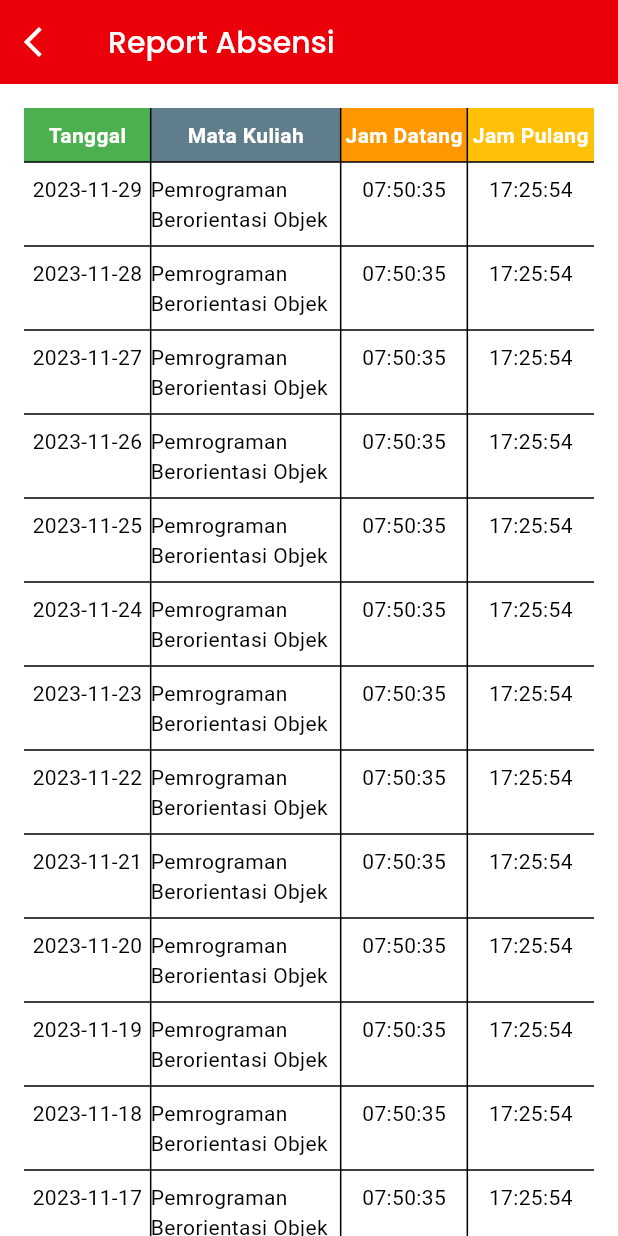
After one commit to Bahauddinnafis/attendance_app_adhimix, a Flutter app: the HomeScreen screen opened directly, after a tap on the "receipt" icon, on a phone screen of 412 x 824 dp. The commit adds this screen. Run offline on Flutter 3.47's test engine with Material 3 defaults, Android fonts, the phone set to English and light mode, and no system bars; our stand-ins replace google_fonts.

Commit message:
Slicing UI: Report Absen & Reset Password

```diff
--- /dev/null
+++ b/lib/features/detail/report_absensi.dart
@@ -0,0 +1,196 @@
+import 'package:flutter/material.dart';
+import 'package:google_fonts/google_fonts.dart';
+
+class ReportAbsensi extends StatelessWidget {
+  const ReportAbsensi({super.key});
+
+  @override
+  Widget build(BuildContext context) {
+    return Scaffold(
+      appBar: AppBar(
+        backgroundColor: Theme.of(context).colorScheme.primary,
+        title: Text(
+          'Report Absensi',
+          style: GoogleFonts.poppins(
+            textStyle: const TextStyle(
+              fontSize: 20,
+              fontWeight: FontWeight.w500,
+              color: Colors.white,
+            ),
+          ),
+        ),
+        leading: IconButton(
+          onPressed: () {
+            Navigator.pop(context);
+          },
+          icon: const Icon(
+            Icons.arrow_back_ios,
+            color: Colors.white,
+            size: 24,
+          ),
+        ),
+      ),
+      body: SingleChildScrollView(
+        scrollDirection: Axis.vertical,
+        child: Column(
+          children: [
+            // Optional
+            // Column(
+            //   children: [
+            //     Center(
+            //       child: Text(
+            //         'BAHAUDDIN NAFIS AHMAD',
+            //         style: GoogleFonts.poppins(
+            //           textStyle: const TextStyle(
+            //             fontSize: 16,
+            //             color: Colors.black,
+            //           ),
+            //         ),
+            //       ),
+            //     ),
+            //     Center(
+            //       child: Text(
+            //         '21081010308',
+            //         style: GoogleFonts.poppins(
+            //           textStyle: const TextStyle(
+            //             fontSize: 16,
+            //             color: Colors.black,
+            //           ),
+            //         ),
+            //       ),
+            //     ),
+            //   ],
+            // ),
+            Container(
+              margin: const EdgeInsets.all(16.0),
+              child: Table(
+                border: const TableBorder(
+                  horizontalInside: BorderSide(color: Colors.black, width: 1),
+                  verticalInside: BorderSide(color: Colors.black, width: 1),
+                ),
+                columnWidths: const {
+                  0: FlexColumnWidth(2),
+                  1: FlexColumnWidth(3),
+                  2: FlexColumnWidth(2),
+                  3: FlexColumnWidth(2),
+                },
+                children: [
+                  TableRow(
+                    decoration: BoxDecoration(
+                      color: Colors.grey[300],
+                    ),
+                    children: [
+                      TableCell(
+                        child: Container(
+                          padding: const EdgeInsets.symmetric(vertical: 8.0),
+                          color: Colors.green,
+                          child: const Center(
+                            child: Text(
+                              'Tanggal',
+                              style: TextStyle(
+                                color: Colors.white,
+                                fontWeight: FontWeight.bold,
+                              ),
+                            ),
+                          ),
+                        ),
+                      ),
+                      TableCell(
+                        child: Container(
+                          padding: const EdgeInsets.symmetric(vertical: 8.0),
+                          color: Colors.blueGrey,
+                          child: const Center(
+                            child: Text(
+                              'Mata Kuliah',
+                              style: TextStyle(
+                                color: Colors.white,
+                                fontWeight: FontWeight.bold,
+                              ),
+                            ),
+                          ),
+                        ),
+                      ),
+                      TableCell(
+                        child: Container(
+                          padding: const EdgeInsets.symmetric(vertical: 8.0),
+                          color: Colors.orange,
+                          child: const Center(
+                            child: Text(
+                              'Jam Datang',
+                              style: TextStyle(
+                                color: Colors.white,
+                                fontWeight: FontWeight.bold,
+                              ),
+                            ),
+                          ),
+                        ),
+                      ),
+                      TableCell(
+                        child: Container(
+                          padding: const EdgeInsets.symmetric(vertical: 8.0),
+                          color: Colors.amber,
+                          child: const Center(
+                            child: Text(
+                              'Jam Pulang',
+                              style: TextStyle(
+                                color: Colors.white,
+                                fontWeight: FontWeight.bold,
+                              ),
+                            ),
+                          ),
+                        ),
+                      ),
+                    ],
+                  ),
+                  for (var i = 0; i < 15; i++)
+                    TableRow(
+                      children: [
+                        TableCell(
+                          child: Container(
+                            padding: const EdgeInsets.symmetric(vertical: 8.0),
+                            child: Center(
+                              child: Text('2023-11-${29 - i}'),
+                            ),
+                          ),
+                        ),
+                        TableCell(
+                          child: Container(
+                            padding: const EdgeInsets.symmetric(vertical: 8.0),
+                            child: const Center(
+                              child: Expanded(
+                                child: Text(
+                                  'Pemrograman Berorientasi Objek',
+                                  maxLines: 3,
+                                  overflow: TextOverflow.ellipsis,
+                                ),
+                              ),
+                            ),
+                          ),
+                        ),
+                        TableCell(
+                          child: Container(
+                            padding: const EdgeInsets.symmetric(vertical: 8.0),
+                            child: const Center(
+                              child: Text('07:50:35'),
+                            ),
+                          ),
+                        ),
+                        TableCell(
+                          child: Container(
+                            padding: const EdgeInsets.symmetric(vertical: 8.0),
+                            child: const Center(
+                              child: Text('17:25:54'),
+                            ),
+                          ),
+                        ),
+                      ],
+                    ),
+                ],
+              ),
+            ),
+          ],
+        ),
+      ),
+    );
+  }
+}
--- a/lib/features/third_feature.dart
+++ b/lib/features/third_feature.dart
@@ -1,3 +1,5 @@
+import 'package:absensi_adhimix/features/detail/report_absensi.dart';
+import 'package:absensi_adhimix/features/detail/reset_password.dart';
 import 'package:flutter/material.dart';
 import 'package:google_fonts/google_fonts.dart';
 
@@ -11,7 +13,16 @@ class ThirdFeature extends StatelessWidget {
       children: [
         Column(
           children: [
-            Container(
+            InkWell(
+              onTap: () {
+                Navigator.push(
+                  context,
+                  MaterialPageRoute(
+                    builder: (context) => const ResetPassword(),
+                  ),
+                );
+              },
+              child: Container(
                 height: 60,
                 width: 60,
                 decoration: BoxDecoration(
@@ -22,6 +33,7 @@ class ThirdFeature extends StatelessWidget {
                   Icons.lock_reset_outlined,
                   size: 48,
                   color: Colors.white,
+                ),
               ),
             ),
             const SizedBox(
@@ -60,7 +72,16 @@ class ThirdFeature extends StatelessWidget {
         ),
         Column(
           children: [
-            Container(
+            InkWell(
+              onTap: () {
+                Navigator.push(
+                  context,
+                  MaterialPageRoute(
+                    builder: (context) => const ReportAbsensi(),
+                  ),
+                );
+              },
+              child: Container(
                 height: 60,
                 width: 60,
                 decoration: BoxDecoration(
@@ -71,6 +92,7 @@ class ThirdFeature extends StatelessWidget {
                   Icons.receipt_outlined,
                   size: 48,
                   color: Colors.white,
+                ),
               ),
             ),
             const SizedBox(
```
Also changed, not shown: lib/features/detail/reset_password.dart (added, +140 -0 lines). Lines whose indentation alone changed are shown as unchanged.
